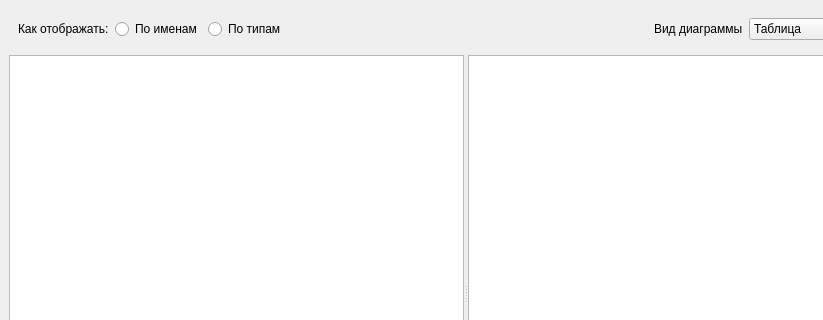
The window that task3_filewatcher/mainwindow.ui (Kyzlasova/qt_college_tasks) describes before a commit, drawn with Qt 5; both pictures show x 0 to 823 and y 0 to 320 of the 931 by 540 pixel window.
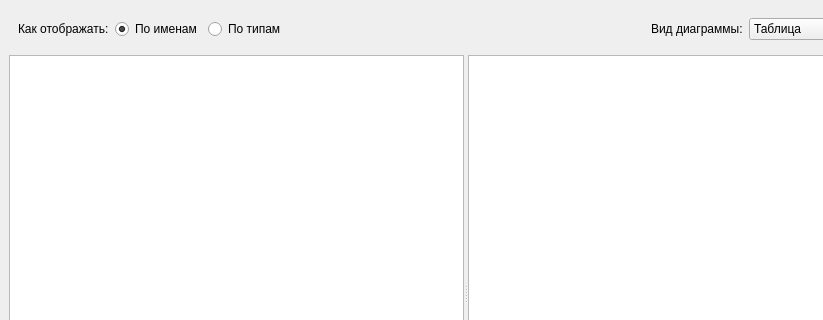
The same window after the commit.

Patch:
```diff
--- a/task3_filewatcher/mainwindow.ui
+++ b/task3_filewatcher/mainwindow.ui
@@ -36,6 +36,9 @@
          <property name="text">
           <string>По именам</string>
          </property>
+         <property name="checked">
+          <bool>true</bool>
+         </property>
         </widget>
        </item>
        <item>
@@ -61,7 +64,7 @@
        <item>
         <widget class="QLabel" name="label_2">
          <property name="text">
-          <string>Вид диаграммы</string>
+          <string>Вид диаграммы:</string>
          </property>
         </widget>
        </item>
```
Left out of the diff: 40 changed lines with no effect on the pictures.
